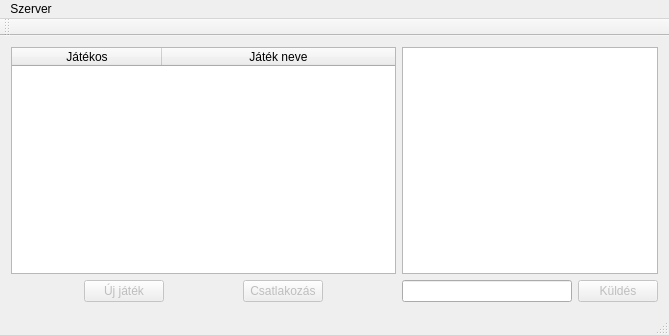
Old version of the form src/pewpew-artillery/lobbywindow.ui in the repository Keki56/linuxHF.
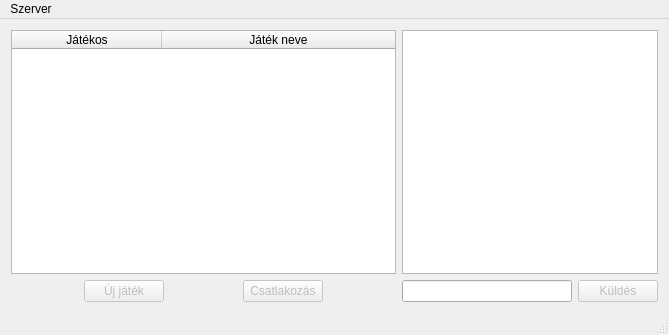
New version of the form.

```diff
--- a/src/pewpew-artillery/lobbywindow.ui
+++ b/src/pewpew-artillery/lobbywindow.ui
@@ -160,14 +160,6 @@
    </widget>
    <addaction name="menuSzerver"/>
   </widget>
-  <widget class="QToolBar" name="mainToolBar">
-   <attribute name="toolBarArea">
-    <enum>TopToolBarArea</enum>
-   </attribute>
-   <attribute name="toolBarBreak">
-    <bool>false</bool>
-   </attribute>
-  </widget>
   <widget class="QStatusBar" name="statusBar"/>
   <action name="actionConnect">
    <property name="text">
```
